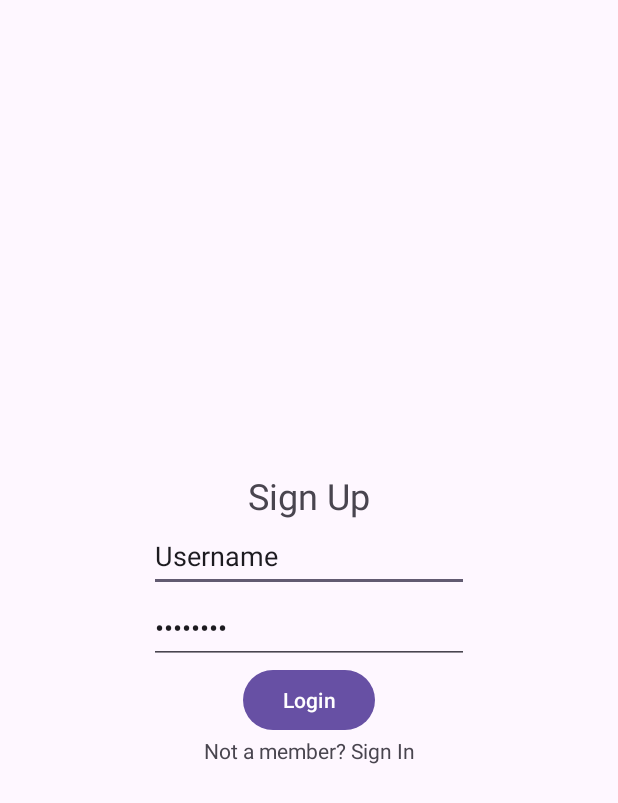
After one commit to joelbarbeiro/WayPinPoint, an Android app: the layout login.xml on its own in the app's theme, with its tools: preview values and no code run, on a phone screen of 412 x 824 dp. The commit adds this screen. Shown: the top 803 px of the screen. Run offline under Robolectric (Android 15) with nearby library versions, the phone set to English and light mode, and no system bars.

Commit message:
#48: Create Layouts - Created login layout - Added strings

```diff
--- /dev/null
+++ b/MobileApp/app/src/main/res/layout/login.xml
@@ -0,0 +1,60 @@
+<?xml version="1.0" encoding="utf-8"?>
+
+<LinearLayout xmlns:android="http://schemas.android.com/apk/res/android"
+    android:layout_width="match_parent"
+    android:layout_height="match_parent"
+    android:gravity="center_vertical"
+    android:orientation="vertical">
+
+    <LinearLayout
+        android:layout_width="match_parent"
+        android:layout_height="wrap_content"
+        android:gravity="center_vertical"
+        android:orientation="vertical">
+
+        <TextView
+            android:id="@+id/textView3"
+            android:layout_width="match_parent"
+            android:layout_height="wrap_content"
+            android:layout_gravity="center_horizontal"
+            android:textAlignment="center"
+            android:textSize="24sp"
+            android:text="@string/sign_up_label" />
+
+        <EditText
+            android:id="@+id/textview_username"
+            android:layout_width="wrap_content"
+            android:layout_height="wrap_content"
+            android:autofillHints=""
+            android:ems="10"
+            android:inputType="text"
+            android:minHeight="48dp"
+            android:layout_gravity="center_horizontal"
+            android:text="@string/textview_username" />
+
+        <EditText
+            android:id="@+id/textviewPassword"
+            android:layout_width="wrap_content"
+            android:layout_height="wrap_content"
+            android:layout_gravity="center_horizontal"
+            android:autofillHints=""
+            android:ems="10"
+            android:inputType="textPassword"
+            android:minHeight="48dp"
+            android:text="@string/textview_username" />
+
+        <Button
+            android:id="@+id/button_login"
+            android:layout_width="wrap_content"
+            android:layout_height="wrap_content"
+            android:layout_gravity="center_horizontal"
+            android:text="@string/button_login" />
+
+        <TextView
+            android:id="@+id/textView4"
+            android:layout_width="match_parent"
+            android:layout_height="wrap_content"
+            android:textAlignment="center"
+            android:text="@string/signup_register_label" />
+    </LinearLayout>
+</LinearLayout>
--- a/MobileApp/app/src/main/res/values/strings.xml
+++ b/MobileApp/app/src/main/res/values/strings.xml
@@ -1,3 +1,8 @@
 <resources>
     <string name="app_name">WayPinPoint</string>
+    <string name="textview_username">Username</string>
+    <string name="textview_password">Password</string>
+    <string name="button_login">Login</string>
+    <string name="sign_up_label">Sign Up</string>
+    <string name="signup_register_label">Not a member? Sign In</string>
 </resources>
```
